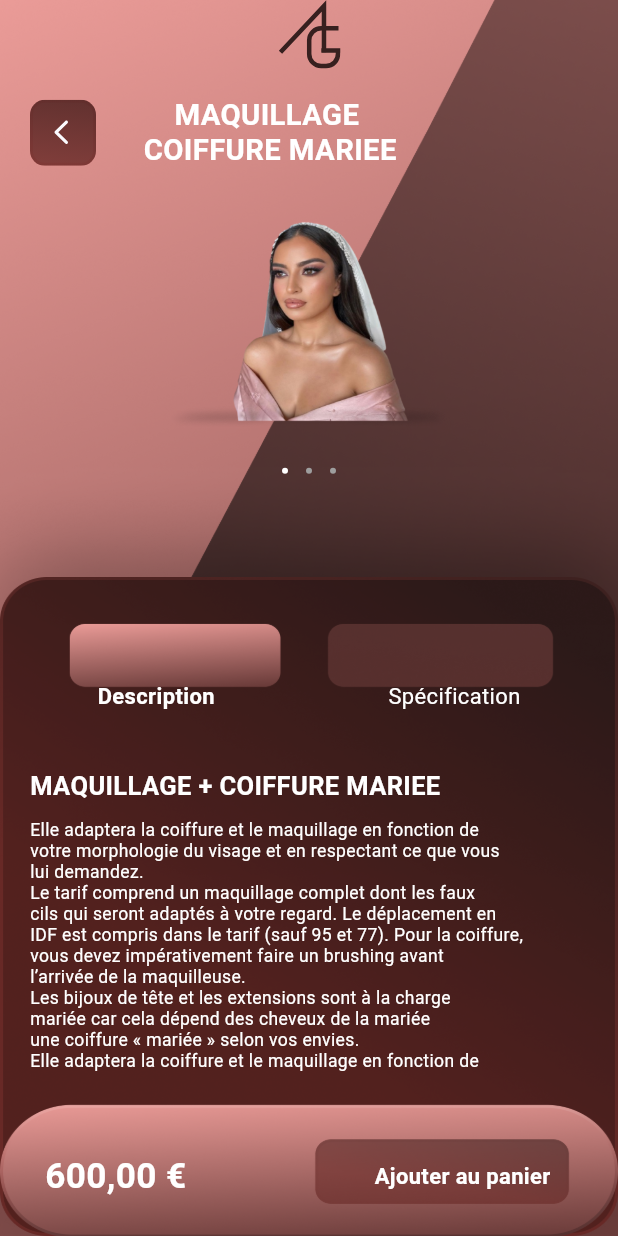
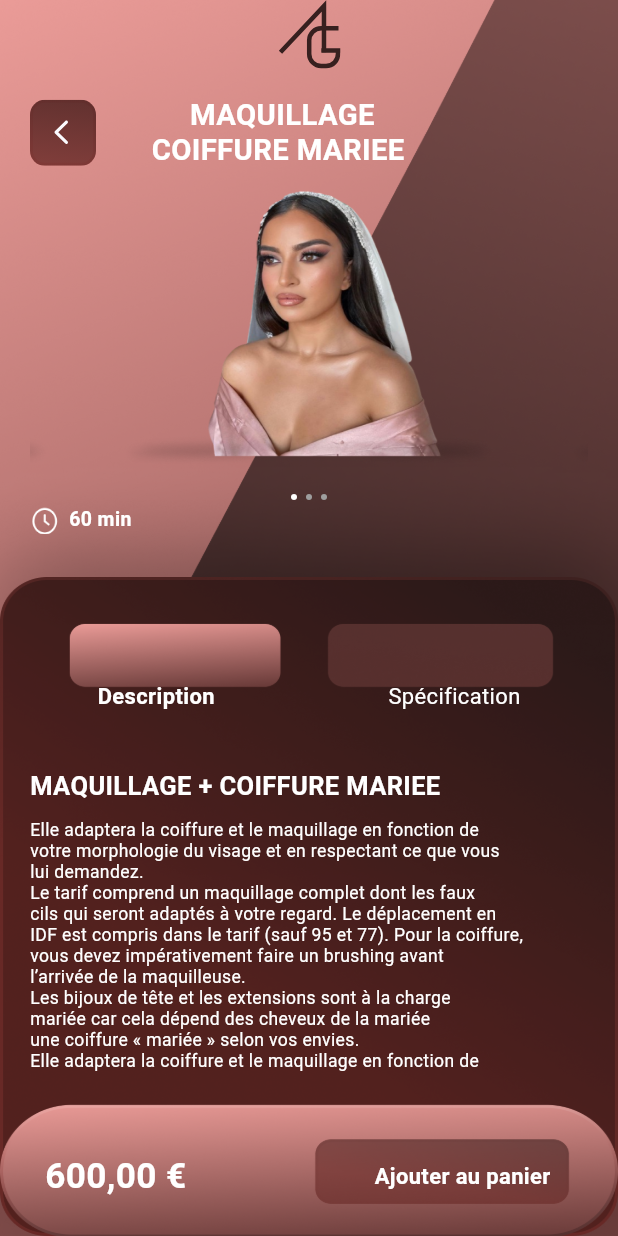
Before and after one commit to MUHAMMMADJUNAID1/dashboard_view, a Flutter app: the screen it shows after launch, on a phone screen of 412 x 824 dp. Run offline on Flutter 3.47's test engine with Material 3 defaults, Android fonts, the phone set to English and light mode, and no system bars; drawn by our look-alikes of carousel_slider, dots_indicator; our stand-ins replace device_preview, flutter_screenutil, flutter_svg.

Commit message:
Adding time stamp

```diff
--- a/lib/dash_view.dart
+++ b/lib/dash_view.dart
@@ -1,7 +1,7 @@
 import 'package:carousel_slider/carousel_slider.dart';
 import 'package:dots_indicator/dots_indicator.dart';
-import 'package:flutter/cupertino.dart';
 import 'package:flutter/material.dart';
+import 'package:flutter/rendering.dart';
 import 'package:flutter/widgets.dart';
 import 'package:flutter_screenutil/flutter_screenutil.dart';
 import 'package:flutter_svg/flutter_svg.dart';
@@ -52,10 +52,10 @@ class _DashBoardViewState extends State<DashBoardView> {
                     children: [
                       SvgPicture.asset('assets/img/leadbtn.svg'),
                       SizedBox(
-                        width: 30.w,
+                        width: 35.w,
                       ),
                       Text(
-                        '    MAQUILLAGE \nCOIFFURE MARIEE',
+                        '     MAQUILLAGE  \nCOIFFURE MARIEE',
                         style: TextStyle(
                             fontSize: 20.sp,
                             color: Colors.white,
@@ -64,7 +64,7 @@ class _DashBoardViewState extends State<DashBoardView> {
                     ],
                   ),
                   SizedBox(
-                    height: 29.h,
+                    height: 5.h,
                   ),
                   CarouselSlider(
                     items: _imageList
@@ -72,13 +72,13 @@ class _DashBoardViewState extends State<DashBoardView> {
                           (image) => Center(
                             child: Image.asset(
                               image,
-                              width: 200.w,
+                              width: media.width,
                             ),
                           ),
                         )
                         .toList(),
                     options: CarouselOptions(
-                        height: 150.h,
+                        height: 200.h,
                         onPageChanged: (index, reason) {
                           setState(() {
                             _currentIndex = index;
@@ -86,7 +86,7 @@ class _DashBoardViewState extends State<DashBoardView> {
                         }),
                   ),
                   SizedBox(
-                    height: 20.h,
+                    height: 15.h,
                   ),
                   Center(
                     child: DotsIndicator(
@@ -94,6 +94,7 @@ class _DashBoardViewState extends State<DashBoardView> {
                       dotsCount: _imageList.length,
                       position: _currentIndex,
                       decorator: DotsDecorator(
+                        spacing: const EdgeInsets.all(3),
                         activeSize: const Size(4, 4),
                         size: const Size(4, 4),
                         color: Colors.grey, // Inactive dot color
@@ -104,6 +105,23 @@ class _DashBoardViewState extends State<DashBoardView> {
                       ),
                     ),
                   ),
+                  Row(
+                    children: [
+                      Image.asset(
+                        'assets/img/time.png',
+                        color: Colors.white,
+                        height: 20,
+                      ),
+                      const SizedBox(
+                        width: 5,
+                      ),
+                      const Text('60 min',
+                          style: TextStyle(
+                              fontSize: 13,
+                              fontWeight: FontWeight.w600,
+                              color: Colors.white))
+                    ],
+                  )
                 ],
               ),
               Positioned(
```
Also changed, not shown: assets/img/bg.svg (deleted), assets/img/time.png (added).
